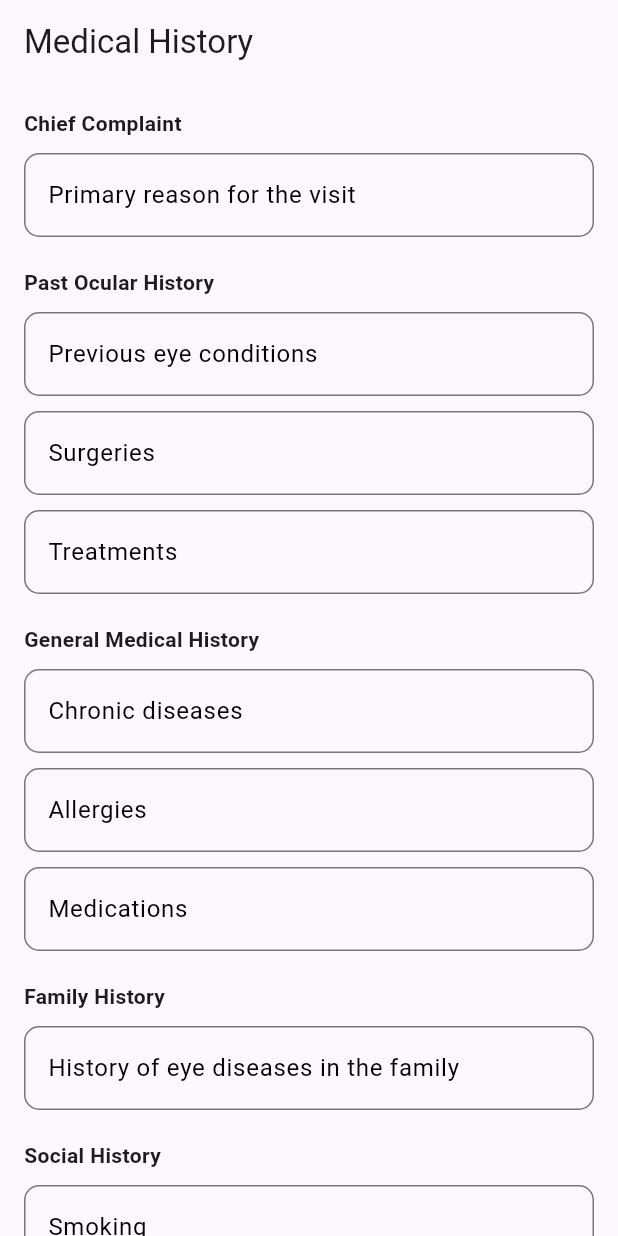
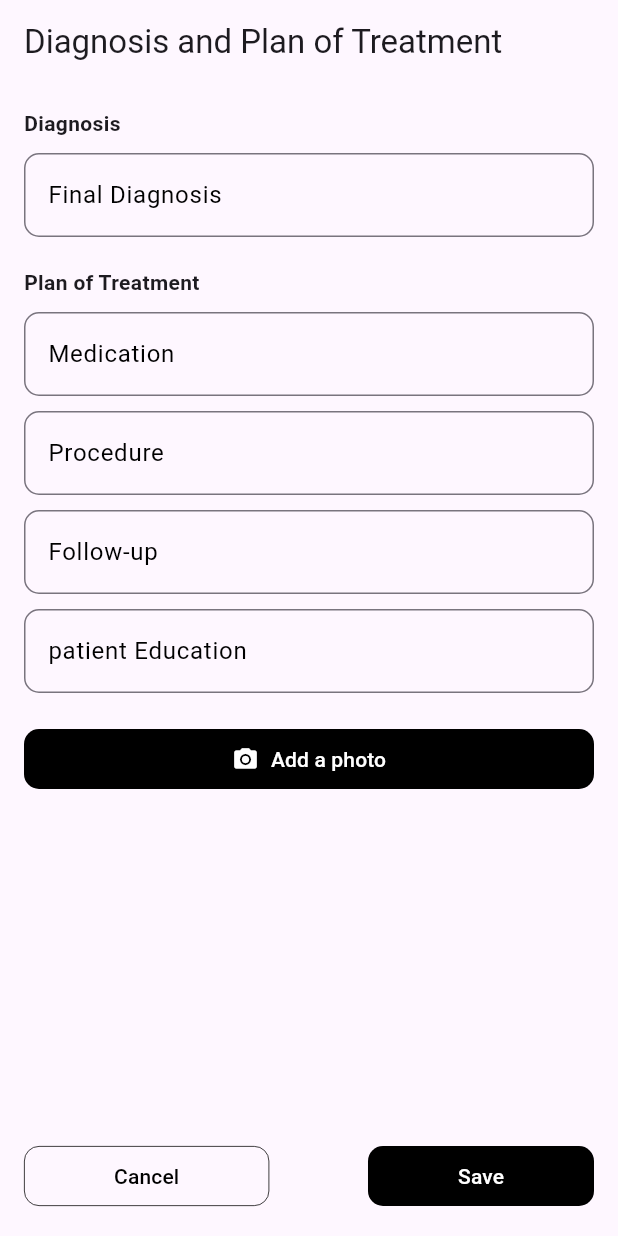
Before and after one commit to jayan110105/OpthaDoc, a Flutter app: the screen it shows after launch, on a phone screen of 412 x 824 dp. Run offline on Flutter 3.47's test engine with Material 3 defaults, Android fonts, the light colour scheme and no system bars.

Commit message:
Diagnosis

```diff
--- a/lib/main.dart
+++ b/lib/main.dart
@@ -1,12 +1,14 @@
 import 'package:flutter/material.dart';
+import 'package:optha_doc/ui/screens/Diagnosis.dart';
 import 'package:optha_doc/ui/screens/login.dart';
 import 'package:optha_doc/ui/screens/register.dart';
 import 'package:optha_doc/ui/screens/User1.dart';
 import 'package:optha_doc/ui/screens/User2.dart';
 import 'package:optha_doc/ui/screens/MedicalHistory.dart';
+import 'package:optha_doc/ui/screens/ClinicalExamination.dart';
 
 void main() => runApp(MaterialApp(
-  initialRoute: '/medicalhistory',
+  initialRoute: '/diagnosis',
   routes: {
     '/home': (context) => const Home(),
     '/login': (context) => const Login(),
@@ -14,6 +16,8 @@ void main() => runApp(MaterialApp(
     '/user1' : (context) => const User1(),
     '/user2' : (context) => const User2(),
     '/medicalhistory' : (context) => const MedicalHistory(),
+    '/clinicalexamination' : (context) => const Clinicalexamination(),
+    '/diagnosis' : (context) => const Diagnosis(),
   },
   //home: Home(),
 ));
--- a/lib/ui/screens/ClinicalExamination.dart
+++ b/lib/ui/screens/ClinicalExamination.dart
@@ -0,0 +1,10 @@
+import 'package:flutter/material.dart';
+
+class Clinicalexamination extends StatelessWidget {
+  const Clinicalexamination({super.key});
+
+  @override
+  Widget build(BuildContext context) {
+    return const Placeholder();
+  }
+}
--- /dev/null
+++ b/lib/ui/screens/Diagnosis.dart
@@ -0,0 +1,129 @@
+import 'package:flutter/material.dart';
+
+class Diagnosis extends StatelessWidget {
+  const Diagnosis({super.key});
+
+  @override
+  Widget build(BuildContext context) {
+    return Scaffold(
+      appBar: AppBar(
+        title: Text("Diagnosis and Plan of Treatment"),
+      ),
+      body: Padding(
+        padding: const EdgeInsets.all(16.0),
+        child: Column(
+          crossAxisAlignment: CrossAxisAlignment.start,
+          children: [
+            _buildTitle("Diagnosis"),
+            const SizedBox(height: 10),
+            _buildTextField("Final Diagnosis"),
+            const SizedBox(height: 20),
+            _buildTitle("Plan of Treatment"),
+            const SizedBox(height: 10),
+            _buildTextField("Medication"),
+            const SizedBox(height: 10),
+            _buildTextField("Procedure"),
+            const SizedBox(height: 10),
+            _buildTextField("Follow-up"),
+            const SizedBox(height: 10),
+            _buildTextField("patient Education"),
+            SizedBox(height: 20,),
+            SizedBox(
+              width: double.infinity,
+              child: TextButton.icon(
+                onPressed: () {
+                  // Define the action when the button is pressed
+                },
+                icon: Icon(
+                  Icons.photo_camera,
+                  color: Colors.white,
+                ),  // Choose the desired icon, e.g., a camera icon
+                label: Text(
+                  "Add a photo",
+                  style: TextStyle(color: Colors.white),
+                ),       // The text that appears next to the icon
+                style: TextButton.styleFrom(
+                  backgroundColor: Colors.black,
+                  shape: RoundedRectangleBorder(
+                    borderRadius: BorderRadius.circular(10),
+                  ),
+                  padding: const EdgeInsets.all(10),
+                ),
+              ),
+            ),
+            Spacer(),
+            Row(
+              mainAxisAlignment: MainAxisAlignment.spaceBetween,
+              children: [
+                TextButton(
+                    style: TextButton.styleFrom(
+                      //backgroundColor: Colors.white,
+                      shape: RoundedRectangleBorder(
+                        borderRadius: BorderRadius.circular(10),
+                        side: BorderSide(color: Colors.black, width: 0.5),
+                      ),
+                      padding: const EdgeInsets.all(10),
+                    ),
+                    onPressed: (){},
+                    child: Padding(
+                      padding: const EdgeInsets.symmetric(horizontal: 50),
+                      child: Text(
+                        "Cancel",
+                        style: TextStyle(color: Colors.black),
+                      ),
+                    )
+                ),
+                TextButton(
+                    style: TextButton.styleFrom(
+                      backgroundColor: Colors.black,
+                      shape: RoundedRectangleBorder(
+                        borderRadius: BorderRadius.circular(10),
+                      ),
+                      padding: const EdgeInsets.all(10),
+                    ),
+                    onPressed: (){},
+                    child: Padding(
+                      padding: const EdgeInsets.symmetric(horizontal: 50),
+                      child: Text(
+                        "Save",
+                        style: TextStyle(color: Colors.white),
+                      ),
+                    )
+                ),
+              ],
+            )
+          ],
+        ),
+      ),
+    );
+  }
+
+  Widget _buildTitle(String text) {
+    return Text(
+      text,
+      style: const TextStyle(
+        fontWeight: FontWeight.bold,
+      ),
+    );
+  }
+
+  Widget _buildTextField(String text) {
+    return  TextField(
+      cursorColor: Colors.black,
+      decoration: InputDecoration(
+        labelStyle: TextStyle(
+          color: Colors.black,
+        ),
+        labelText: text,
+        border: OutlineInputBorder(
+          borderRadius: BorderRadius.circular(10),
+        ),
+        focusedBorder: OutlineInputBorder(
+          borderSide: BorderSide(
+            color: Colors.black,
+          ),
+        ),
+      ),
+    );
+  }
+}
```
